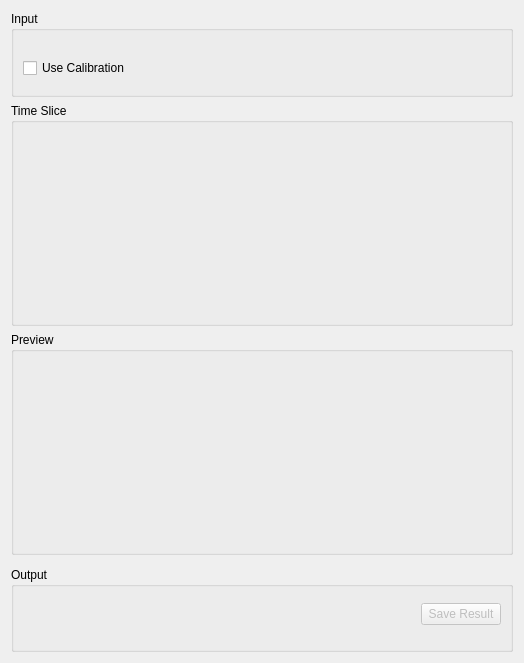
Qt form qt/scientific_interfaces/Indirect/Reduction/ISISDiagnostics.ui (mantidproject/mantid) before a commit.
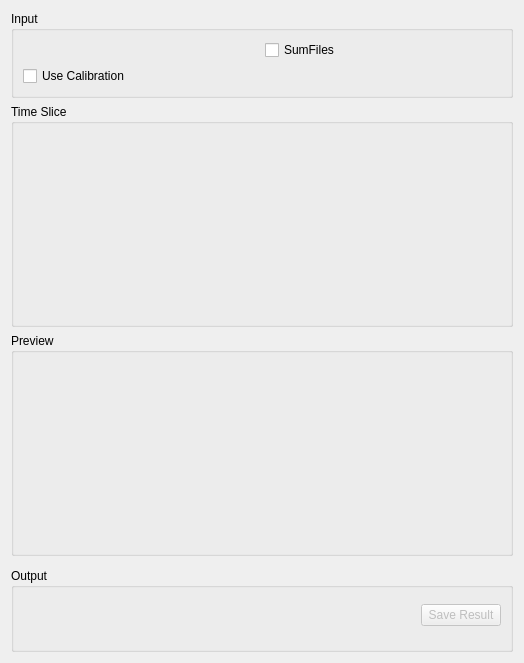
The same form after that commit. Custom widgets are drawn as their Qt base class.

Commit message: Add SumFiles checkbox in ISISDiagnostics  tab and handle slots to call the algorithm appropiatedly

Patch:
```diff
--- a/qt/scientific_interfaces/Indirect/Reduction/ISISDiagnostics.ui
+++ b/qt/scientific_interfaces/Indirect/Reduction/ISISDiagnostics.ui
@@ -52,6 +52,19 @@
           </property>
          </widget>
         </item>
+        <item>
+         <widget class="QCheckBox" name="ckSumFiles">
+          <property name="sizePolicy">
+           <sizepolicy hsizetype="Preferred" vsizetype="Fixed">
+            <horstretch>0</horstretch>
+            <verstretch>0</verstretch>
+           </sizepolicy>
+          </property>
+          <property name="text">
+           <string>SumFiles</string>
+          </property>
+         </widget>
+        </item>
        </layout>
       </item>
       <item>
```
The commit also changes 2 other files.
